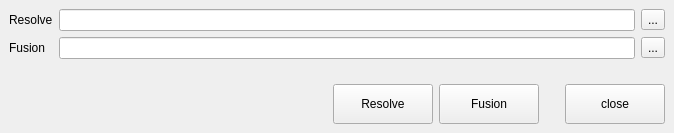
The window that library/python/rs/tool/resolve_launcher/resolve_launcher.ui (nakano000/Resolve_Script) describes before a commit, drawn with Qt 5.
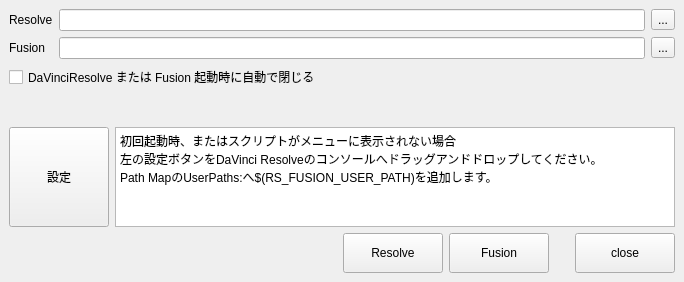
The same window after the commit. Custom widgets are drawn as their Qt base class.

Commit message: pathmapの設定を自動ではなく手動でするように変更

What changed in the file:
```diff
--- a/library/python/rs/tool/resolve_launcher/resolve_launcher.ui
+++ b/library/python/rs/tool/resolve_launcher/resolve_launcher.ui
@@ -6,8 +6,8 @@
    <rect>
     <x>0</x>
     <y>0</y>
-    <width>674</width>
-    <height>133</height>
+    <width>684</width>
+    <height>282</height>
    </rect>
   </property>
   <property name="windowTitle">
@@ -53,6 +53,29 @@
       </item>
      </layout>
     </item>
+    <item>
+     <widget class="QCheckBox" name="checkBox">
+      <property name="text">
+       <string>DaVinciResolve または Fusion 起動時に自動で閉じる</string>
+      </property>
+     </widget>
+    </item>
+    <item>
+     <spacer name="verticalSpacer_2">
+      <property name="orientation">
+       <enum>Qt::Vertical</enum>
+      </property>
+      <property name="sizeType">
+       <enum>QSizePolicy::Fixed</enum>
+      </property>
+      <property name="sizeHint" stdset="0">
+       <size>
+        <width>20</width>
+        <height>10</height>
+       </size>
+      </property>
+     </spacer>
+    </item>
     <item>
      <spacer name="verticalSpacer">
       <property name="orientation">
@@ -66,6 +89,41 @@
       </property>
      </spacer>
     </item>
+    <item>
+     <layout class="QHBoxLayout" name="horizontalLayout_2">
+      <item>
+       <widget class="DragButton" name="dragButton">
+        <property name="minimumSize">
+         <size>
+          <width>100</width>
+          <height>100</height>
+         </size>
+        </property>
+        <property name="text">
+         <string>設定</string>
+        </property>
+       </widget>
+      </item>
+      <item>
+       <widget class="QPlainTextEdit" name="plainTextEdit">
+        <property name="maximumSize">
+         <size>
+          <width>16777215</width>
+          <height>100</height>
+         </size>
+        </property>
+        <property name="readOnly">
+         <bool>true</bool>
+        </property>
+        <property name="plainText">
+         <string>初回起動時、またはスクリプトがメニューに表示されない場合
+左の設定ボタンをDaVinci Resolveのコンソールへドラッグアンドドロップしてください。
+Path MapのUserPaths:へ$(RS_FUSION_USER_PATH)を追加します。</string>
+        </property>
+       </widget>
+      </item>
+     </layout>
+    </item>
     <item>
      <layout class="QHBoxLayout" name="horizontalLayout">
       <item>
@@ -141,6 +199,13 @@
    </layout>
   </widget>
  </widget>
+ <customwidgets>
+  <customwidget>
+   <class>DragButton</class>
+   <extends>QPushButton</extends>
+   <header>rs.tool.resolve_launcher.drag_button</header>
+  </customwidget>
+ </customwidgets>
  <resources/>
  <connections/>
 </ui>
```
The commit also changes 6 other files.
